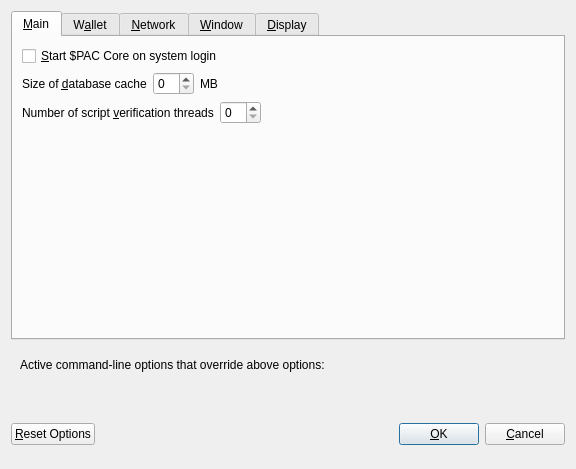
Before: the Qt Designer form src/qt/forms/optionsdialog.ui in PACCommunity/PAC, drawn with Qt 5.
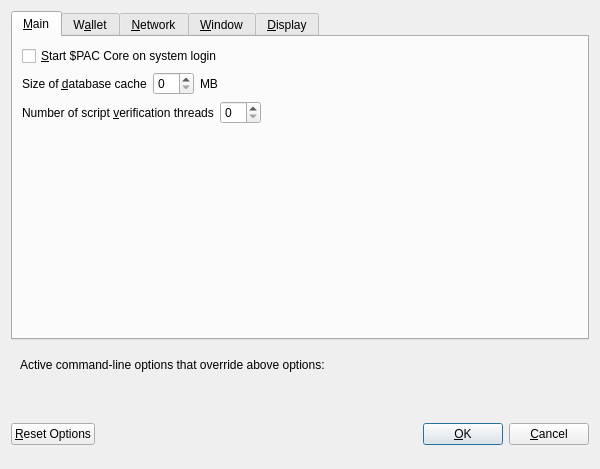
After: the same form once the commit is applied. The open tabs and pages were chosen to show the change. Custom widgets are drawn as their Qt base class.

The edit to the form file:
```diff
--- a/src/qt/forms/optionsdialog.ui
+++ b/src/qt/forms/optionsdialog.ui
@@ -6,10 +6,22 @@
    <rect>
     <x>0</x>
     <y>0</y>
-    <width>576</width>
+    <width>600</width>
     <height>469</height>
    </rect>
   </property>
+  <property name="minimumSize">
+   <size>
+    <width>600</width>
+    <height>0</height>
+   </size>
+  </property>
+  <property name="maximumSize">
+   <size>
+    <width>600</width>
+    <height>16777215</height>
+   </size>
+  </property>
   <property name="windowTitle">
    <string>Options</string>
   </property>
```
Left out of the diff: 37 changed lines with no effect on the pictures.
